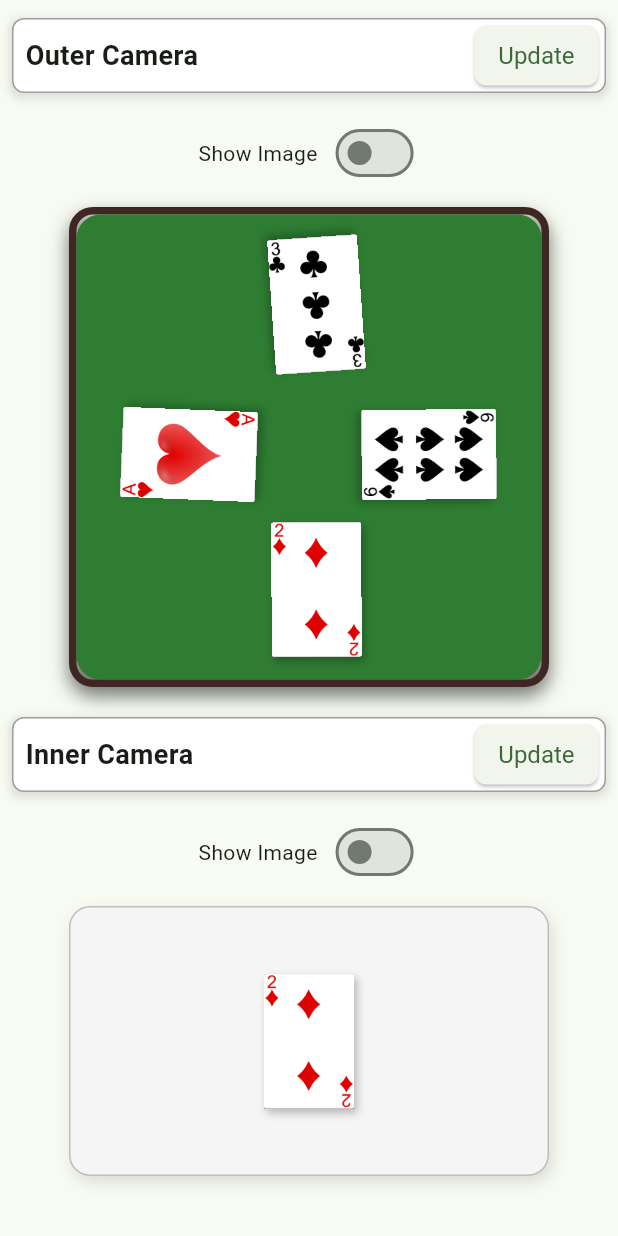
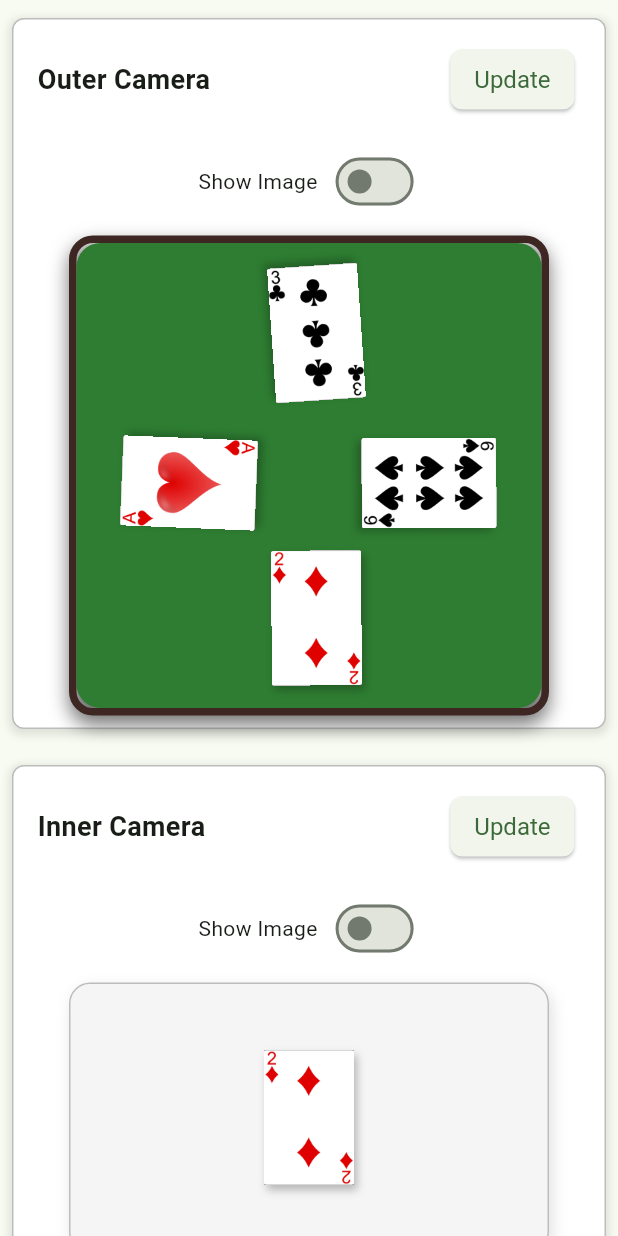
Before and after one commit to jv-ransika/CardMaster, a Flutter app: the CamerasView widget shown alone on an empty page, opened directly with empty values, on a phone screen of 412 x 824 dp. Run offline on Flutter 3.47's test engine with Material 3 defaults, Android fonts, the phone set to English and light mode, and no system bars; our stand-ins replace permission_handler; missing offline and left inert: onnxruntime, tflite_flutter.

Commit message:
feat: refactor CamerasView to use buildCameraSection for improved layout and code clarity

```diff
--- a/lib/screens/bot/cameras_view.dart
+++ b/lib/screens/bot/cameras_view.dart
@@ -30,30 +30,52 @@ class _CamerasViewState extends State<CamerasView> {
       children: [
         const SizedBox(height: 8),
 
-        Padding(
+        buildCameraSection(
+          title: "Outer Camera",
+          onUpdatePressed: widget.controller.callNeedUpdateOuterImage,
+          isUpdating: widget.controller.progressOuterImage > 0,
+          content: OmiBoard(me: "2D", infront: "3C", left: "AH", right: "6S", capturedImage: widget.controller.outerImage, progress: widget.controller.progressOuterImage),
+        ),
+
+        const SizedBox(height: 16),
+
+        buildCameraSection(
+          title: "Inner Camera",
+          onUpdatePressed: widget.controller.callNeedUpdateInnerImage,
+          isUpdating: widget.controller.progressInnerImage > 0,
+          content: CardInputSymbolWindow(symbol: "2D", capturedImage: widget.controller.innerImage, progress: widget.controller.progressInnerImage),
+        ),
+
+        const SizedBox(height: 16),
+      ],
+    );
+  }
+
+  Widget buildCameraSection({required String title, required VoidCallback onUpdatePressed, required bool isUpdating, required Widget content}) {
+    return Padding(
       padding: const EdgeInsets.symmetric(horizontal: 8.0, vertical: 4.0),
       child: Container(
+        padding: const EdgeInsets.all(8.0),
         decoration: BoxDecoration(
           color: Colors.white,
-              border: Border.all(color: Colors.grey, width: 1.0),
+          border: Border.all(color: Colors.grey.shade400, width: 1.0),
           boxShadow: [BoxShadow(color: Colors.black.withOpacity(0.1), spreadRadius: 2, blurRadius: 4, offset: const Offset(0, 2))],
           borderRadius: BorderRadius.circular(8.0),
         ),
+        child: Column(
+          children: [
+            Padding(
+              padding: const EdgeInsets.symmetric(horizontal: 8.0, vertical: 8.0),
               child: Row(
                 children: [
-                const Padding(
-                  padding: EdgeInsets.symmetric(horizontal: 8.0),
-                  child: Text("Outer Camera", style: TextStyle(fontSize: 18, fontWeight: FontWeight.bold)),
-                ),
+                  Text(title, style: const TextStyle(fontSize: 18, fontWeight: FontWeight.bold)),
                   const Spacer(),
                   ElevatedButton(
-                  onPressed: () => widget.controller.progressOuterImage > 0 ? null : widget.controller.callNeedUpdateOuterImage(),
+                    onPressed: isUpdating ? null : onUpdatePressed,
                     style: ElevatedButton.styleFrom(
                       padding: const EdgeInsets.symmetric(horizontal: 16, vertical: 8),
                       textStyle: const TextStyle(fontSize: 16),
-                    shape: RoundedRectangleBorder(
-                      borderRadius: BorderRadius.circular(8.0), // Reduced border radius
-                    ),
+                      shape: RoundedRectangleBorder(borderRadius: BorderRadius.circular(8.0)),
                     ),
                     child: const Text("Update"),
                   ),
@@ -61,49 +83,10 @@ class _CamerasViewState extends State<CamerasView> {
                 ],
               ),
             ),
-        ),
-
-        OmiBoard(me: "2D", infront: "3C", left: "AH", right: "6S", capturedImage: widget.controller.outerImage, progress: widget.controller.progressOuterImage),
-
-        const SizedBox(height: 16),
-
-        Padding(
-          padding: const EdgeInsets.symmetric(horizontal: 8.0, vertical: 4.0),
-          child: Container(
-            decoration: BoxDecoration(
-              color: Colors.white,
-              border: Border.all(color: Colors.grey, width: 1.0),
-              boxShadow: [BoxShadow(color: Colors.black.withOpacity(0.1), spreadRadius: 2, blurRadius: 4, offset: const Offset(0, 2))],
-              borderRadius: BorderRadius.circular(8.0),
-            ),
-            child: Row(
-              children: [
-                const Padding(
-                  padding: EdgeInsets.symmetric(horizontal: 8.0),
-                  child: Text("Inner Camera", style: TextStyle(fontSize: 18, fontWeight: FontWeight.bold)),
-                ),
-                const Spacer(),
-                ElevatedButton(
-                  onPressed: () => widget.controller.progressInnerImage > 0 ? null : widget.controller.callNeedUpdateInnerImage(),
-                  style: ElevatedButton.styleFrom(
-                    padding: const EdgeInsets.symmetric(horizontal: 16, vertical: 8),
-                    textStyle: const TextStyle(fontSize: 16),
-                    shape: RoundedRectangleBorder(
-                      borderRadius: BorderRadius.circular(8.0), // Reduced border radius
-                    ),
-                  ),
-                  child: const Text("Update"),
-                ),
-                const SizedBox(width: 4),
+            content,
           ],
         ),
       ),
-        ),
-
-        CardInputSymbolWindow(symbol: "2D", capturedImage: widget.controller.innerImage, progress: widget.controller.progressInnerImage),
-
-        const SizedBox(height: 16),
-      ],
     );
   }
 }
```
Lines whose indentation alone changed are shown as unchanged.
